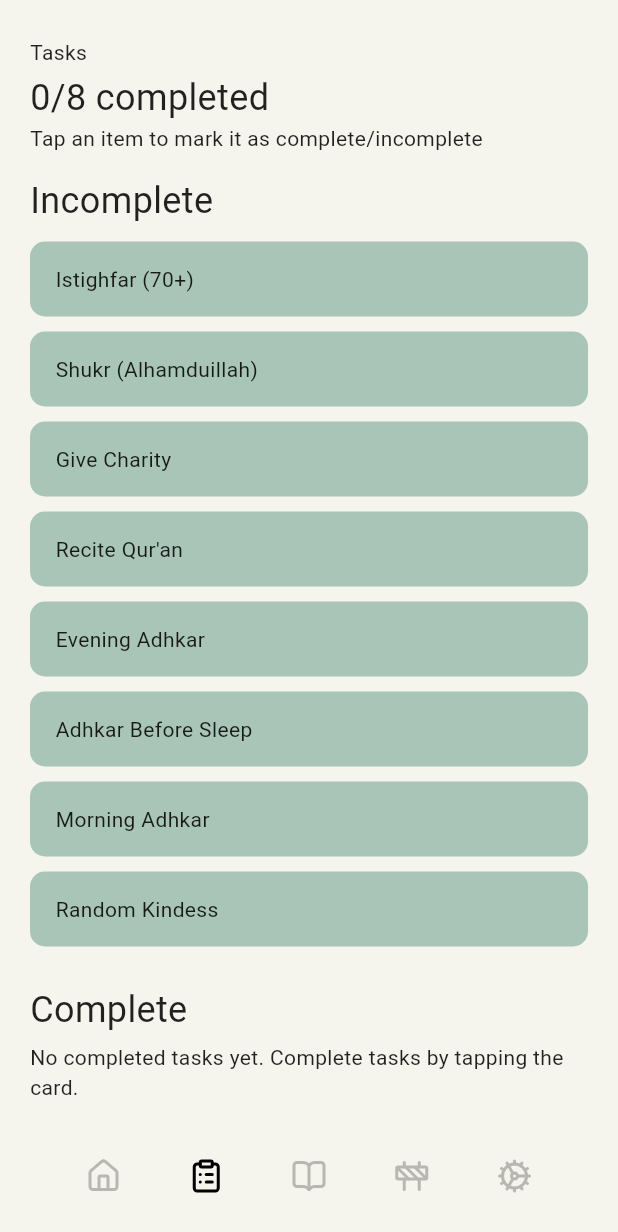
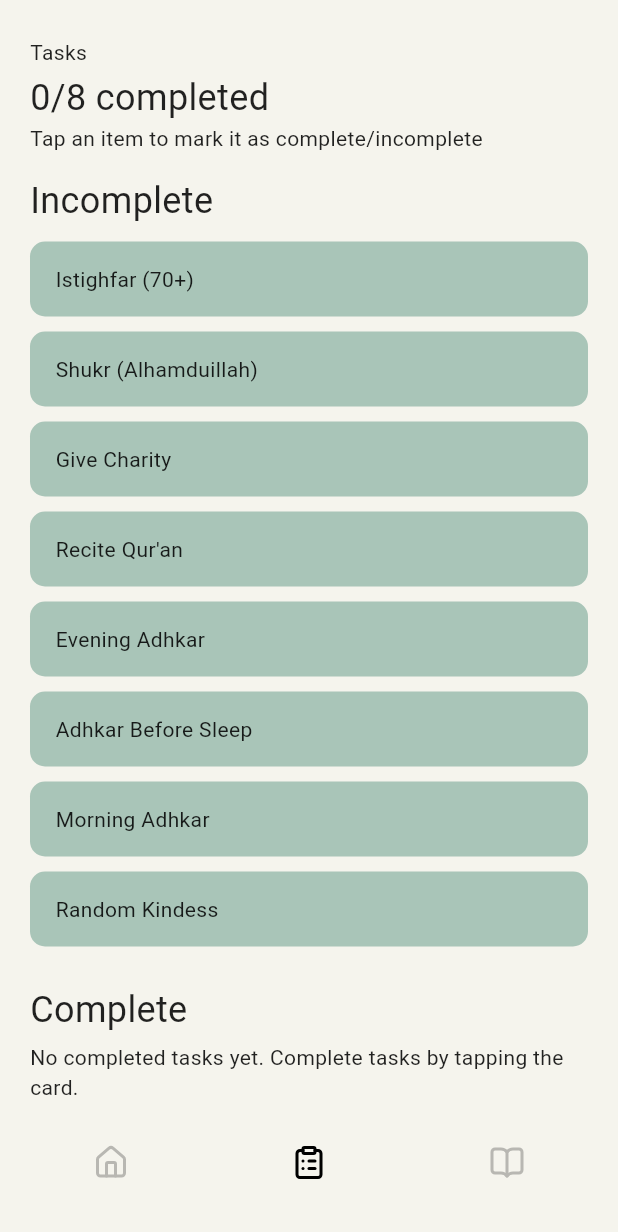
Before and after one commit to hkamran80/ramadan-taskminder, a Flutter app: the screen it shows after launch, after a tap on "VIEW ALL", on a phone screen of 412 x 824 dp. Shown: the top 1232 px of the screen. Run offline on Flutter 3.47's test engine with Material 2 defaults, Android fonts, the phone set to English and light mode, and no system bars; our stand-ins replace go_router, google_fonts, hijri, hive_flutter, lucide_icons; accounts and stored records are empty; Roboto replaces fonts that are missing (Numans).

```diff
--- a/lib/screens/home.dart
+++ b/lib/screens/home.dart
@@ -24,11 +24,13 @@ class _HomeScreenState extends State<HomeScreen> {
   HijriCalendar hijriCurrent = HijriCalendar.now();
   Box tasks =
       Hive.box("tasks_${DateTime.now().toIso8601String().split("T")[0]}");
+  Box quran = Hive.box("quran");
 
   @override
   void initState() {
     super.initState();
     initializeTasks();
+    initializeHistory();
   }
 
   void initializeTasks() {
@@ -39,6 +41,13 @@ class _HomeScreenState extends State<HomeScreen> {
     }
   }
 
+  void initializeHistory() {
+    List? quranHistory = quran.get("history");
+    if (quranHistory == null) {
+      quran.put("history", []);
+    }
+  }
+
   @override
   Widget build(BuildContext context) {
     Iterable incompleteTasks =
@@ -46,7 +55,9 @@ class _HomeScreenState extends State<HomeScreen> {
 
     return Material(
       color: backgroundColor,
-      child: CustomScrollView(
+      child: Stack(
+        children: [
+          CustomScrollView(
             slivers: [
               SliverSafeArea(
                 sliver: SliverPadding(
@@ -92,39 +103,13 @@ class _HomeScreenState extends State<HomeScreen> {
                           mainAxisSize: MainAxisSize.min,
                           crossAxisAlignment: CrossAxisAlignment.start,
                           children: [
-                        const SectionHeader(
-                          title: "Times",
-                          subtitle: "Lafayette, CA, U.S.",
-                        ),
-                        const SizedBox(height: 15),
-                        Row(
-                          mainAxisAlignment: MainAxisAlignment.spaceBetween,
-                          children: const [
-                            StackedCard(
-                              header: "Suhoor",
-                              title: "5:55 AM",
-                            ),
-                            StackedCard(
-                              header: "Iftar",
-                              title: "7:25 PM",
-                            ),
-                          ],
-                        )
-                      ],
-                    ),
-                    const SizedBox(
-                      height: 25,
-                    ),
-                    Column(
-                      mainAxisSize: MainAxisSize.min,
-                      crossAxisAlignment: CrossAxisAlignment.start,
-                      children: [
                             SectionHeader(
                               title: "Tasks",
                               subtitle:
                                   "${tasks.length - incompleteTasks.length}/${tasks.length} completed",
                               buttonText: "View All",
-                          onClick: (() => GoRouter.of(context).go("/tasks")),
+                              onClick: (() =>
+                                  GoRouter.of(context).go("/tasks")),
                             ),
                             const SizedBox(height: 15),
                             incompleteTasks.isNotEmpty
@@ -154,95 +139,17 @@ class _HomeScreenState extends State<HomeScreen> {
                           children: [
                             SectionHeader(
                               title: "Qur'an",
-                          subtitle: "Nothing read today",
+                              subtitle:
+                                  "${quran.get('history').length} entries",
                               buttonText: "Track",
-                          onClick: (() => GoRouter.of(context).go("/quran")),
+                              onClick: (() =>
+                                  GoRouter.of(context).go("/quran")),
                             ),
-                        const SizedBox(height: 15),
-                        Wrap(
-                          spacing: 10,
-                          runSpacing: 10,
-                          children: const [
-                            Statistic(statistic: "2% read"),
-                            Statistic(statistic: "126 ayahs"),
-                            Statistic(statistic: "85% of Juz 1"),
-                          ],
-                        )
                           ],
                         ),
                         const SizedBox(
                           height: 25,
                         ),
-                    Column(
-                      mainAxisSize: MainAxisSize.min,
-                      crossAxisAlignment: CrossAxisAlignment.start,
-                      children: [
-                        const SectionHeader(
-                          title: "Prayers",
-                          subtitle: "Keep up the good work!",
-                          buttonText: "Track",
-                        ),
-                        const SizedBox(height: 15),
-                        Wrap(
-                          spacing: 10,
-                          runSpacing: 10,
-                          children: const [
-                            Statistic(statistic: "6 Fardh"),
-                            Statistic(statistic: "10 Sunnah"),
-                          ],
-                        )
-                      ],
-                    ),
-                    const SizedBox(
-                      height: 25,
-                    ),
-                    Column(
-                      mainAxisSize: MainAxisSize.min,
-                      crossAxisAlignment: CrossAxisAlignment.start,
-                      children: const [
-                        SectionHeader(
-                          title: "Hadith of the Day",
-                        ),
-                        SizedBox(height: 15),
-                        Text(
-                          "Whoever recites a letter from the Book of Allah, he will receive one good deed as ten good deeds like it. I do not say that Alif Lam Meem is one letter, but rather Alif is a letter, Lam is a letter, and Meem is a letter.\n\nTirmidhi",
-                          style: TextStyle(
-                            letterSpacing: 0,
-                          ),
-                        )
-                      ],
-                    ),
-                    const SizedBox(
-                      height: 25,
-                    ),
-                    Column(
-                      mainAxisSize: MainAxisSize.min,
-                      crossAxisAlignment: CrossAxisAlignment.start,
-                      children: const [
-                        SectionHeader(
-                          title: "Du'a of the Day",
-                        ),
-                        SizedBox(height: 10),
-                        Align(
-                          alignment: Alignment.centerRight,
-                          child: Text(
-                            "رَّبِّ اغْفِرْ وَارْحَمْ وَأَنتَ خَيْرُ الرَّاحِمِينَ",
-                            style: TextStyle(
-                              fontSize: 20,
-                              letterSpacing: 0,
-                            ),
-                          ),
-                        ),
-                        SizedBox(height: 10),
-                        Text(
-                          "My Lord! Forgive and have mercy, for You are the best of those who show mercy.\n\nAl-Mu'minun, 23:118",
-                          style: TextStyle(
-                            letterSpacing: 0,
-                          ),
-                        )
-                      ],
-                    ),
-                    const PageFooter(),
                       ],
                     ),
                   ),
@@ -250,6 +157,9 @@ class _HomeScreenState extends State<HomeScreen> {
               ),
             ],
           ),
+          const PageFooter()
+        ],
+      ),
     );
   }
 }
--- a/lib/screens/quran.dart
+++ b/lib/screens/quran.dart
@@ -74,7 +74,9 @@ class _QuranScreenState extends State<QuranScreen> {
   Widget build(BuildContext context) {
     return Material(
       color: backgroundColor,
-      child: CustomScrollView(
+      child: Stack(
+        children: [
+          CustomScrollView(
             slivers: [
               SliverSafeArea(
                 sliver: SliverPadding(
@@ -86,9 +88,9 @@ class _QuranScreenState extends State<QuranScreen> {
                   sliver: SliverList(
                     delegate: SliverChildListDelegate(
                       [
-                    const PageHeader(
+                        PageHeader(
                           header: "Qur'an",
-                      title: "Nothing read today",
+                          title: "${history.length} entries",
                         ),
                         const SizedBox(
                           height: 15,
@@ -97,32 +99,11 @@ class _QuranScreenState extends State<QuranScreen> {
                           mainAxisSize: MainAxisSize.min,
                           crossAxisAlignment: CrossAxisAlignment.start,
                           children: [
-                        const SectionHeader(
-                          title: "Overview",
-                        ),
-                        const SizedBox(height: 5),
-                        Wrap(
-                          runSpacing: 10,
-                          children: const [
-                            WideCard(content: "2% read of Qur'an"),
-                            WideCard(content: "166 ayahs read"),
-                            WideCard(content: "85% of Juz 1 complete"),
-                            WideCard(content: "29 juz left")
-                          ],
-                        )
-                      ],
-                    ),
-                    const SizedBox(
-                      height: 25,
-                    ),
-                    Column(
-                      mainAxisSize: MainAxisSize.min,
-                      crossAxisAlignment: CrossAxisAlignment.start,
-                      children: [
                             SectionHeader(
                               title: "Log Reading",
                               buttonText: "Help",
-                          onClick: (() => setState(() => showHelp = !showHelp)),
+                              onClick: (() =>
+                                  setState(() => showHelp = !showHelp)),
                             ),
                             showHelp
                                 ? const Text(
@@ -189,8 +170,8 @@ class _QuranScreenState extends State<QuranScreen> {
                                             endingSurah = 0;
                                             endingAyah = 0;
 
-                                        final lastEntry =
-                                            (history.last[1] as List<String>)[1]
+                                            final lastEntry = (history.last[1]
+                                                    as List<String>)[1]
                                                 .split("-")
                                                 .map(int.parse)
                                                 .toList();
@@ -238,7 +219,8 @@ class _QuranScreenState extends State<QuranScreen> {
                                         final starting =
                                             (entry[1] as List<String>)[0]
                                                 .split("-");
-                                    final ending = (entry[1] as List<String>)[1]
+                                        final ending =
+                                            (entry[1] as List<String>)[1]
                                                 .split("-");
 
                                         return StackedCard(
@@ -254,7 +236,9 @@ class _QuranScreenState extends State<QuranScreen> {
                                 : const Text("Log some reading first!"),
                           ],
                         ),
-                    const PageFooter(),
+                        const SizedBox(
+                          height: 25,
+                        ),
                       ],
                     ),
                   ),
@@ -262,6 +246,9 @@ class _QuranScreenState extends State<QuranScreen> {
               ),
             ],
           ),
+          const PageFooter()
+        ],
+      ),
     );
   }
 }
--- a/lib/screens/tasks.dart
+++ b/lib/screens/tasks.dart
@@ -44,7 +44,9 @@ class _TasksScreenState extends State<TasksScreen> {
   Widget build(BuildContext context) {
     return Material(
       color: backgroundColor,
-      child: CustomScrollView(
+      child: Stack(
+        children: [
+          CustomScrollView(
             slivers: [
               SliverSafeArea(
                 sliver: SliverPadding(
@@ -58,8 +60,10 @@ class _TasksScreenState extends State<TasksScreen> {
                       [
                         PageHeader(
                           header: "Tasks",
-                      title: "${complete.length}/${allTasks.length} completed",
-                      hintText: "Tap an item to mark it as complete/incomplete",
+                          title:
+                              "${complete.length}/${allTasks.length} completed",
+                          hintText:
+                              "Tap an item to mark it as complete/incomplete",
                         ),
                         const SizedBox(
                           height: 15,
@@ -125,7 +129,9 @@ class _TasksScreenState extends State<TasksScreen> {
                                   )
                           ],
                         ),
-                    const PageFooter(),
+                        const SizedBox(
+                          height: 25,
+                        ),
                       ],
                     ),
                   ),
@@ -133,6 +139,9 @@ class _TasksScreenState extends State<TasksScreen> {
               ),
             ],
           ),
+          const PageFooter()
+        ],
+      ),
     );
   }
 }
--- a/lib/widgets/page_footer.dart
+++ b/lib/widgets/page_footer.dart
@@ -15,12 +15,13 @@ class PageFooter extends StatelessWidget {
       ["/", LucideIcons.home],
       ["/tasks", LucideIcons.clipboardList],
       ["/quran", LucideIcons.bookOpen],
-      ["/prayers", LucideIcons.construction],
-      ["/settings", LucideIcons.cog],
     ];
 
-    return Padding(
-      padding: const EdgeInsets.all(25),
+    return Center(
+      child: Align(
+        alignment: Alignment.bottomCenter,
+        child: Padding(
+          padding: const EdgeInsets.symmetric(vertical: 25, horizontal: 50),
           child: Row(
             mainAxisAlignment: MainAxisAlignment.spaceBetween,
             crossAxisAlignment: CrossAxisAlignment.start,
@@ -34,6 +35,8 @@ class PageFooter extends StatelessWidget {
                 )
                 .toList(),
           ),
+        ),
+      ),
     );
   }
 }
```
Lines whose indentation alone changed are shown as unchanged.
